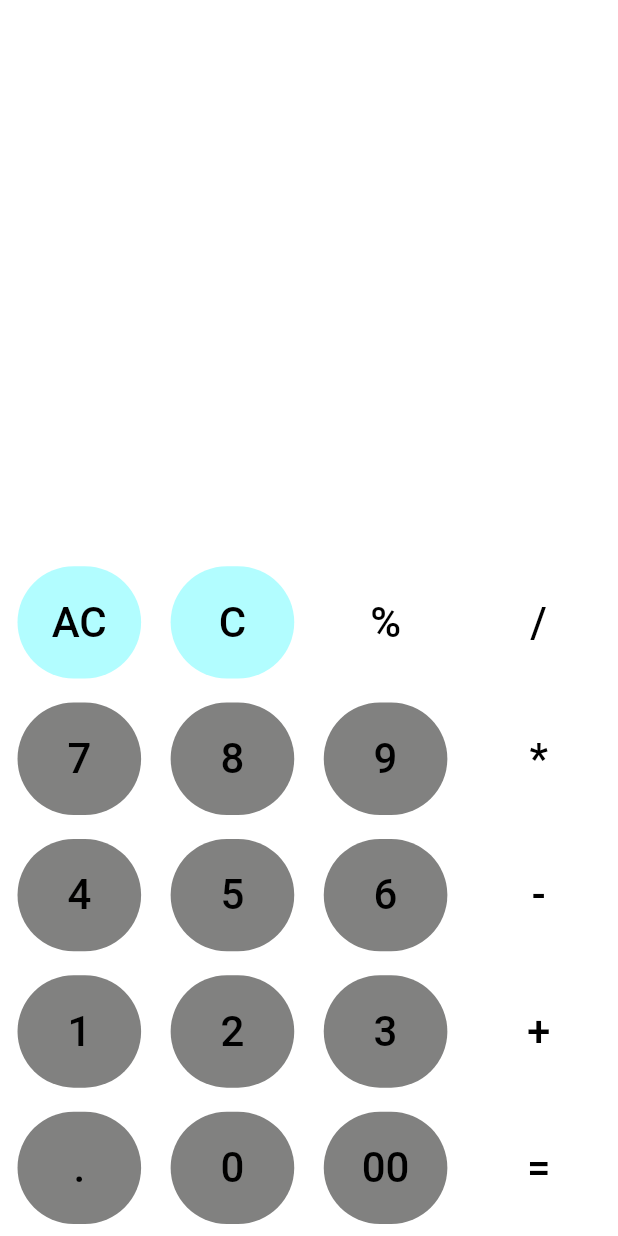
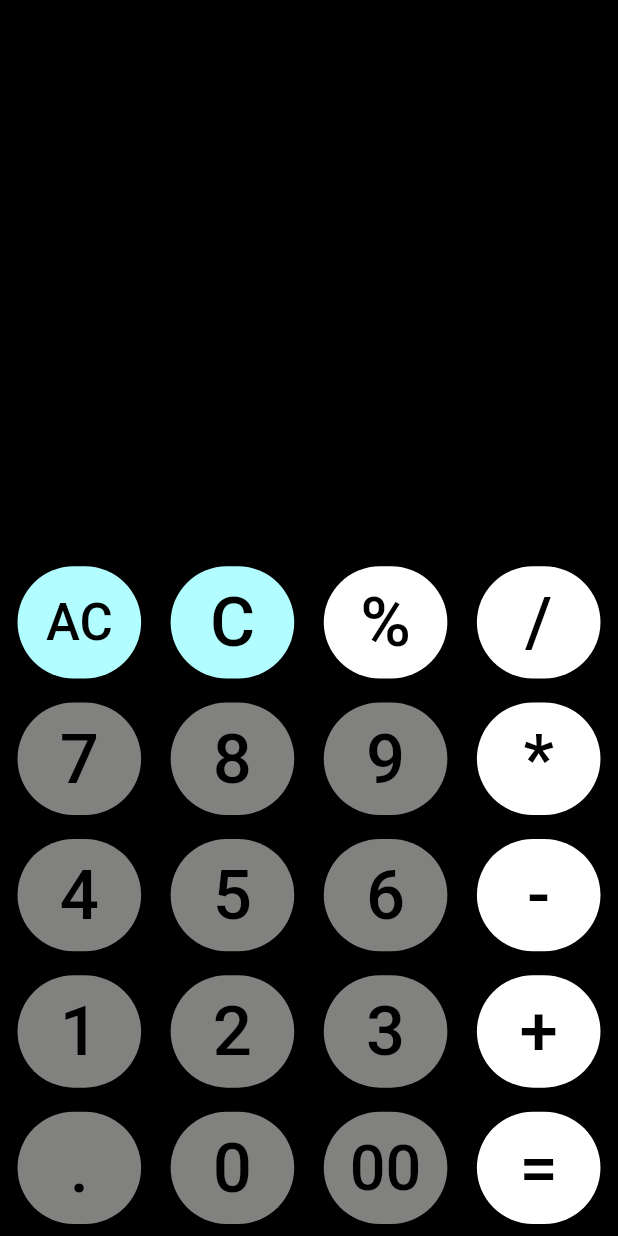
Before and after one commit to ashu2902/calculator, a Flutter app: the screen it shows after launch, after a tap on "AC", on a phone screen of 412 x 824 dp. Run offline on Flutter 3.47's test engine with Material 2 defaults, Android fonts, the phone set to English and light mode, and no system bars; our stand-ins replace math_expressions.

Commit message:
calculator ready

```diff
--- a/lib/main.dart
+++ b/lib/main.dart
@@ -1,5 +1,6 @@
 import 'package:currency/widgets/buttons.dart';
 import 'package:flutter/material.dart';
+import 'package:math_expressions/math_expressions.dart';
 
 void main() {
   runApp(MyApp());
@@ -14,10 +15,90 @@ class _MyAppState extends State<MyApp> {
   @override
   Widget build(BuildContext context) {
     return MaterialApp(
-      home: Center(
+      home: CalculatorApp(),
+    );
+  }
+}
+
+class CalculatorApp extends StatefulWidget {
+  @override
+  _CalculatorAppState createState() => _CalculatorAppState();
+}
+
+class _CalculatorAppState extends State<CalculatorApp> {
+  String _history = '';
+  String _expression = '';
+
+  void numClick(String text) {
+    setState(() {
+      _expression += text;
+    });
+  }
+
+  void allClear(String text) {
+    setState(() {
+      _history = '';
+
+      _expression = '';
+    });
+  }
+
+  void clear(String text) {
+    setState(() {
+      _expression = '';
+    });
+  }
+
+  void evaluate(String text) {
+    Parser p = Parser();
+    Expression exp = p.parse(_expression);
+    ContextModel cm = ContextModel();
+    double eval = exp.evaluate(EvaluationType.REAL, cm);
+
+    setState(() {
+      _history = _expression;
+      _expression = eval.toString();
+    });
+  }
+
+  @override
+  Widget build(BuildContext context) {
+    final _height = MediaQuery.of(context).size.height;
+    final _width = MediaQuery.of(context).size.width;
+    return Scaffold(
+      backgroundColor: Colors.black,
+      body: Center(
         child: Column(
           mainAxisAlignment: MainAxisAlignment.end,
-          children: [
+          children: <Widget>[
+            Padding(
+              padding: const EdgeInsets.only(right: 12),
+              child: Container(
+                height: _height / 16,
+                child: Text(
+                  _history,
+                  style: TextStyle(color: Colors.grey, fontSize: 24),
+                ),
+                alignment: Alignment(1, 1),
+              ),
+            ),
+            Padding(
+              padding: const EdgeInsets.all(12.0),
+              child: Container(
+                height: _height / 5,
+                child: Text(
+                  _expression,
+                  style: TextStyle(color: Colors.white, fontSize: 50),
+                ),
+                alignment: Alignment(1, 1),
+              ),
+            ),
+            // SizedBox(
+            //   height: _height / 20,
+            //   child: Container(
+            //     color: Colors.transparent,
+            //   ),
+            // ),
             Row(
               mainAxisAlignment: MainAxisAlignment.spaceEvenly,
               children: [
@@ -25,21 +106,29 @@ class _MyAppState extends State<MyApp> {
                   text: 'AC',
                   fillColor: 0xFFb2fdff,
                   textColor: 0xFF000000,
+                  callback: allClear,
+                  fontSize: 34,
                 ),
                 CalculatorButton(
                   text: 'C',
                   fillColor: 0xFFb2fdff,
                   textColor: 0xFF000000,
+                  fontSize: 46,
+                  callback: clear,
                 ),
                 CalculatorButton(
                   text: '%',
                   fillColor: 0xFFFFFFFF,
                   textColor: 0xFF000000,
+                  callback: numClick,
+                  fontSize: 46,
                 ),
                 CalculatorButton(
                   text: '/',
                   fillColor: 0xFFFFFFFF,
+                  callback: numClick,
                   textColor: 0xFF000000,
+                  fontSize: 46,
                 ),
               ],
             ),
@@ -49,22 +138,30 @@ class _MyAppState extends State<MyApp> {
                 CalculatorButton(
                   text: '7',
                   fillColor: 0xFF818180,
+                  callback: numClick,
                   textColor: 0xFF000000,
+                  fontSize: 46,
                 ),
                 CalculatorButton(
                   text: '8',
                   fillColor: 0xFF818180,
                   textColor: 0xFF000000,
+                  callback: numClick,
+                  fontSize: 46,
                 ),
                 CalculatorButton(
                   text: '9',
                   fillColor: 0xFF818180,
+                  callback: numClick,
                   textColor: 0xFF000000,
+                  fontSize: 46,
                 ),
                 CalculatorButton(
                   text: '*',
                   fillColor: 0xFFFFFFFF,
                   textColor: 0xFF000000,
+                  callback: numClick,
+                  fontSize: 46,
                 ),
               ],
             ),
@@ -75,21 +172,29 @@ class _MyAppState extends State<MyApp> {
                   text: '4',
                   fillColor: 0xFF818180,
                   textColor: 0xFF000000,
+                  fontSize: 46,
+                  callback: numClick,
                 ),
                 CalculatorButton(
                   text: '5',
                   fillColor: 0xFF818180,
                   textColor: 0xFF000000,
+                  callback: numClick,
+                  fontSize: 46,
                 ),
                 CalculatorButton(
                   text: '6',
                   fillColor: 0xFF818180,
+                  callback: numClick,
                   textColor: 0xFF000000,
+                  fontSize: 46,
                 ),
                 CalculatorButton(
                   text: '-',
                   fillColor: 0xFFFFFFFF,
+                  callback: numClick,
                   textColor: 0xFF000000,
+                  fontSize: 46,
                 ),
               ],
             ),
@@ -100,21 +205,29 @@ class _MyAppState extends State<MyApp> {
                   text: '1',
                   fillColor: 0xFF818180,
                   textColor: 0xFF000000,
+                  fontSize: 46,
+                  callback: numClick,
                 ),
                 CalculatorButton(
                   text: '2',
                   fillColor: 0xFF818180,
                   textColor: 0xFF000000,
+                  fontSize: 46,
+                  callback: numClick,
                 ),
                 CalculatorButton(
                   text: '3',
                   fillColor: 0xFF818180,
                   textColor: 0xFF000000,
+                  fontSize: 46,
+                  callback: numClick,
                 ),
                 CalculatorButton(
                   text: '+',
                   fillColor: 0xFFFFFFFF,
                   textColor: 0xFF000000,
+                  fontSize: 46,
+                  callback: numClick,
                 ),
               ],
             ),
@@ -125,21 +238,29 @@ class _MyAppState extends State<MyApp> {
                   text: '.',
                   fillColor: 0xFF818180,
                   textColor: 0xFF000000,
+                  fontSize: 46,
+                  callback: numClick,
                 ),
                 CalculatorButton(
                   text: '0',
                   fillColor: 0xFF818180,
+                  fontSize: 46,
                   textColor: 0xFF000000,
+                  callback: numClick,
                 ),
                 CalculatorButton(
                   text: '00',
                   fillColor: 0xFF818180,
                   textColor: 0xFF000000,
+                  callback: numClick,
+                  fontSize: 42,
                 ),
                 CalculatorButton(
                   text: '=',
                   fillColor: 0xFFFFFFFF,
                   textColor: 0xFF000000,
+                  callback: evaluate,
+                  fontSize: 46,
                 ),
               ],
             ),
--- a/lib/widgets/buttons.dart
+++ b/lib/widgets/buttons.dart
@@ -4,8 +4,16 @@ class CalculatorButton extends StatelessWidget {
   final String text;
   final int textColor;
   final int fillColor;
+  final double fontSize;
+  final Function callback;
 
-  const CalculatorButton({Key key, this.fillColor, this.text, this.textColor})
+  const CalculatorButton(
+      {Key key,
+      this.fillColor,
+      this.text,
+      this.textColor,
+      this.fontSize,
+      this.callback})
       : super(key: key);
   @override
   Widget build(BuildContext context) {
@@ -22,9 +30,13 @@ class CalculatorButton extends StatelessWidget {
           ),
           child: Text(
             text,
-            style: TextStyle(fontSize: 28),
+            style: TextStyle(
+              fontSize: fontSize,
+            ),
           ),
-          onPressed: () {},
+          onPressed: () {
+            callback(text);
+          },
           color: fillColor != null ? Color(fillColor) : null,
           textColor: Color(textColor),
         ),
```
Also changed, not shown: pubspec.yaml (+1 -9 lines), pubspec.lock.
